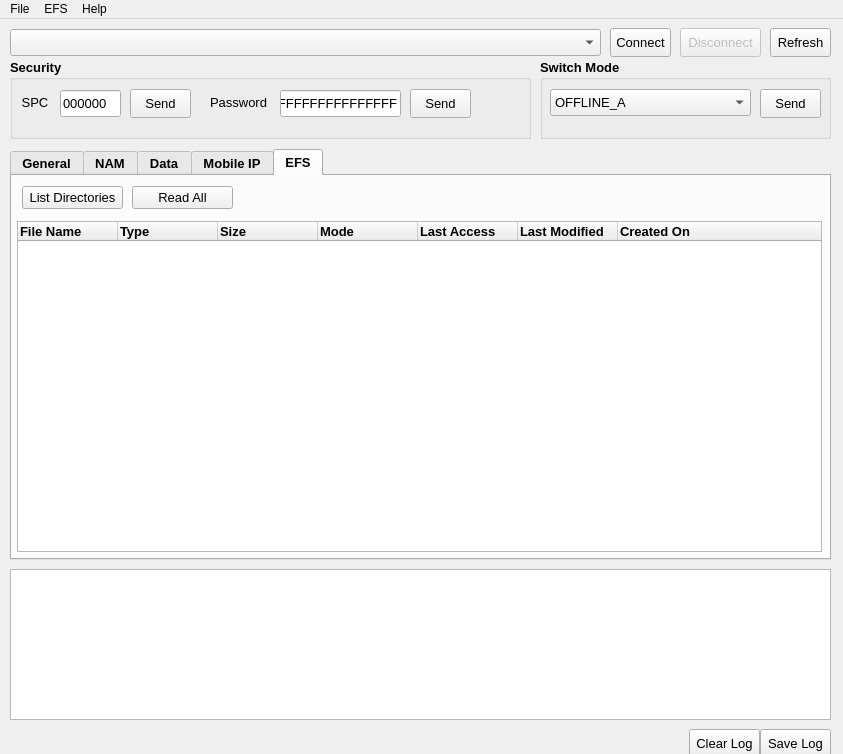
Old version of the form resources/ui/qcdm_window.ui in the repository ghassani/openpst.
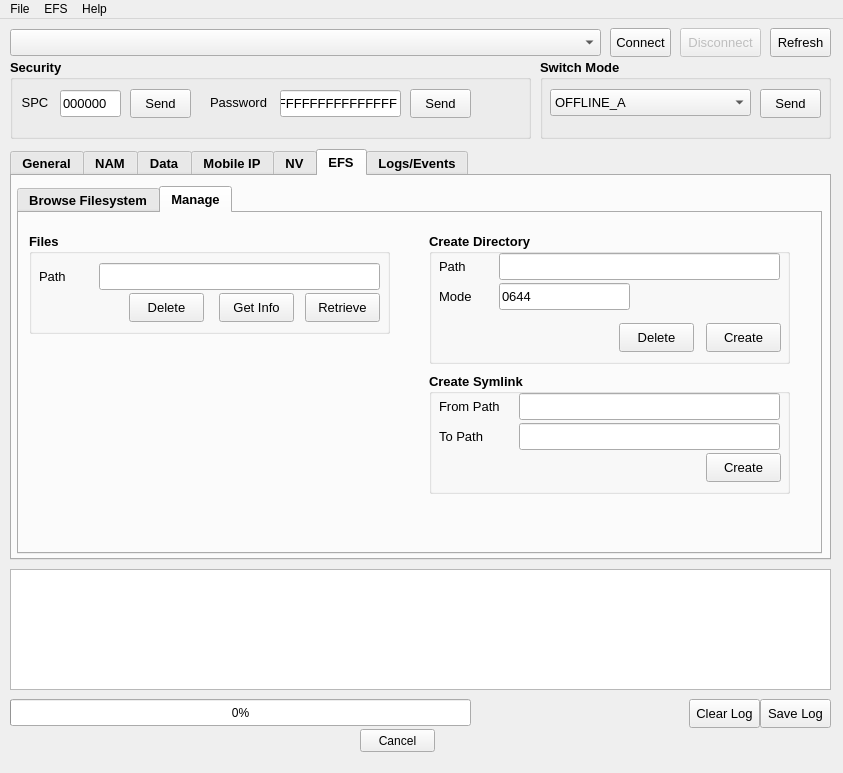
New version of the form. The open tabs and pages were chosen to show the change.

```diff
--- a/resources/ui/qcdm_window.ui
+++ b/resources/ui/qcdm_window.ui
@@ -7,9 +7,21 @@
     <x>0</x>
     <y>0</y>
     <width>843</width>
-    <height>754</height>
+    <height>773</height>
    </rect>
   </property>
+  <property name="minimumSize">
+   <size>
+    <width>843</width>
+    <height>773</height>
+   </size>
+  </property>
+  <property name="maximumSize">
+   <size>
+    <width>843</width>
+    <height>773</height>
+   </size>
+  </property>
   <property name="contextMenuPolicy">
    <enum>Qt::DefaultContextMenu</enum>
   </property>
@@ -19,6 +31,9 @@
   <property name="windowTitle">
    <string>QCDM - OpenPST</string>
   </property>
+  <property name="autoFillBackground">
+   <bool>true</bool>
+  </property>
   <property name="unifiedTitleAndToolBarOnMac">
    <bool>false</bool>
   </property>
@@ -107,7 +122,7 @@
     <property name="geometry">
      <rect>
       <x>689</x>
-      <y>710</y>
+      <y>680</y>
       <width>71</width>
       <height>29</height>
      </rect>
@@ -127,7 +142,7 @@
     <property name="geometry">
      <rect>
       <x>760</x>
-      <y>710</y>
+      <y>680</y>
       <width>71</width>
       <height>29</height>
      </rect>
@@ -149,7 +164,7 @@
       <x>10</x>
       <y>550</y>
       <width>821</width>
-      <height>151</height>
+      <height>121</height>
      </rect>
     </property>
     <property name="font">
@@ -181,7 +196,7 @@
      <enum>QTabWidget::Rounded</enum>
     </property>
     <property name="currentIndex">
-     <number>0</number>
+     <number>6</number>
     </property>
     <widget class="QWidget" name="tabGeneral">
      <attribute name="title">
@@ -900,17 +915,70 @@
        </property>
       </widget>
      </widget>
-     <widget class="QPushButton" name="probeSubsysButton">
+     <widget class="QPushButton" name="probeCommandsButton">
       <property name="geometry">
        <rect>
-        <x>690</x>
-        <y>380</y>
-        <width>111</width>
+        <x>10</x>
+        <y>230</y>
+        <width>201</width>
         <height>23</height>
        </rect>
       </property>
       <property name="text">
-       <string>Probe Subsys</string>
+       <string>Probe Available Commands</string>
+      </property>
+     </widget>
+     <widget class="QPushButton" name="readButton">
+      <property name="geometry">
+       <rect>
+        <x>610</x>
+        <y>250</y>
+        <width>61</width>
+        <height>29</height>
+       </rect>
+      </property>
+      <property name="font">
+       <font>
+        <pointsize>10</pointsize>
+        <weight>50</weight>
+        <bold>false</bold>
+       </font>
+      </property>
+      <property name="text">
+       <string>Just Read</string>
+      </property>
+     </widget>
+     <widget class="QLineEdit" name="sendCommandValue">
+      <property name="geometry">
+       <rect>
+        <x>380</x>
+        <y>300</y>
+        <width>113</width>
+        <height>20</height>
+       </rect>
+      </property>
+      <property name="text">
+       <string>0x01</string>
+      </property>
+     </widget>
+     <widget class="QPushButton" name="sendCommandButton">
+      <property name="geometry">
+       <rect>
+        <x>510</x>
+        <y>300</y>
+        <width>161</width>
+        <height>29</height>
+       </rect>
+      </property>
+      <property name="font">
+       <font>
+        <pointsize>10</pointsize>
+        <weight>50</weight>
+        <bold>false</bold>
+       </font>
+      </property>
+      <property name="text">
+       <string>Send Command</string>
       </property>
      </widget>
     </widget>
@@ -2152,94 +2220,618 @@
       <string>Mobile IP</string>
      </attribute>
     </widget>
+    <widget class="QWidget" name="tabNv">
+     <attribute name="title">
+      <string>NV</string>
+     </attribute>
+    </widget>
     <widget class="QWidget" name="tabEfs">
      <attribute name="title">
       <string>EFS</string>
      </attribute>
-     <widget class="QTreeWidget" name="efsDirectoryTree">
+     <widget class="QTabWidget" name="efsTabWidget">
       <property name="geometry">
        <rect>
         <x>5</x>
-        <y>45</y>
+        <y>10</y>
         <width>805</width>
-        <height>331</height>
+        <height>368</height>
        </rect>
       </property>
-      <column>
-       <property name="text">
-        <string>File Name</string>
-       </property>
-       <property name="textAlignment">
-        <set>AlignLeft|AlignVCenter</set>
-       </property>
-      </column>
-      <column>
-       <property name="text">
-        <string>Type</string>
-       </property>
-      </column>
-      <column>
-       <property name="text">
-        <string>Size</string>
-       </property>
-      </column>
-      <column>
-       <property name="text">
-        <string>Mode</string>
-       </property>
-      </column>
-      <column>
-       <property name="text">
-        <string>Last Access</string>
-       </property>
-      </column>
-      <column>
-       <property name="text">
-        <string>Last Modified</string>
-       </property>
-      </column>
-      <column>
-       <property name="text">
-        <string>Created On</string>
-       </property>
-      </column>
+      <property name="currentIndex">
+       <number>0</number>
+      </property>
+      <widget class="QWidget" name="efsTabFilesystem">
+       <attribute name="title">
+        <string>Browse Filesystem</string>
+       </attribute>
+       <widget class="QPushButton" name="efsListDirectoriesButton">
+        <property name="geometry">
+         <rect>
+          <x>10</x>
+          <y>10</y>
+          <width>101</width>
+          <height>23</height>
+         </rect>
+        </property>
+        <property name="font">
+         <font>
+          <weight>50</weight>
+          <bold>false</bold>
+         </font>
+        </property>
+        <property name="text">
+         <string>List Directories</string>
+        </property>
+       </widget>
+       <widget class="QPushButton" name="efsReadAllButton">
+        <property name="geometry">
+         <rect>
+          <x>120</x>
+          <y>10</y>
+          <width>101</width>
+          <height>23</height>
+         </rect>
+        </property>
+        <property name="font">
+         <font>
+          <weight>50</weight>
+          <bold>false</bold>
+         </font>
+        </property>
+        <property name="text">
+         <string>Read All</string>
+        </property>
+       </widget>
+       <widget class="QTreeWidget" name="efsDirectoryTree">
+        <property name="geometry">
+         <rect>
+          <x>10</x>
+          <y>40</y>
+          <width>780</width>
+          <height>291</height>
+         </rect>
+        </property>
+        <property name="sizeAdjustPolicy">
+         <enum>QAbstractScrollArea::AdjustIgnored</enum>
+        </property>
+        <property name="alternatingRowColors">
+         <bool>true</bool>
+        </property>
+        <property name="selectionBehavior">
+         <enum>QAbstractItemView::SelectRows</enum>
+        </property>
+        <property name="verticalScrollMode">
+         <enum>QAbstractItemView::ScrollPerItem</enum>
+        </property>
+        <property name="horizontalScrollMode">
+         <enum>QAbstractItemView::ScrollPerItem</enum>
+        </property>
+        <property name="uniformRowHeights">
+         <bool>true</bool>
+        </property>
+        <property name="sortingEnabled">
+         <bool>true</bool>
+        </property>
+        <attribute name="headerDefaultSectionSize">
+         <number>100</number>
+        </attribute>
+        <attribute name="headerShowSortIndicator" stdset="0">
+         <bool>true</bool>
+        </attribute>
+        <attribute name="headerStretchLastSection">
+         <bool>false</bool>
+        </attribute>
+        <column>
+         <property name="text">
+          <string>File Name</string>
+         </property>
+         <property name="textAlignment">
+          <set>AlignLeft|AlignVCenter</set>
+         </property>
+        </column>
+        <column>
+         <property name="text">
+          <string>Type</string>
+         </property>
+        </column>
+        <column>
+         <property name="text">
+          <string>Size</string>
+         </property>
+        </column>
+        <column>
+         <property name="text">
+          <string>Mode</string>
+         </property>
+        </column>
+        <column>
+         <property name="text">
+          <string>Last Access</string>
+         </property>
+        </column>
+        <column>
+         <property name="text">
+          <string>Last Modified</string>
+         </property>
+        </column>
+        <column>
+         <property name="text">
+          <string>Created On</string>
+         </property>
+        </column>
+        <column>
+         <property name="text">
+          <string>Full Path</string>
+         </property>
+        </column>
+       </widget>
+       <widget class="QLineEdit" name="efsSubsysCommandValue">
+        <property name="geometry">
+         <rect>
+          <x>620</x>
+          <y>5</y>
+          <width>41</width>
+          <height>25</height>
+         </rect>
+        </property>
+        <property name="text">
+         <string>75</string>
+        </property>
+       </widget>
+       <widget class="QLabel" name="efsSubsysCommandLabel">
+        <property name="geometry">
+         <rect>
+          <x>500</x>
+          <y>5</y>
+          <width>111</width>
+          <height>25</height>
+         </rect>
+        </property>
+        <property name="font">
+         <font>
+          <pointsize>10</pointsize>
+          <weight>50</weight>
+          <bold>false</bold>
+         </font>
+        </property>
+        <property name="text">
+         <string>Subsys Command</string>
+        </property>
+       </widget>
+       <widget class="QLineEdit" name="efsSubsysIdValue">
+        <property name="geometry">
+         <rect>
+          <x>750</x>
+          <y>4</y>
+          <width>41</width>
+          <height>25</height>
+         </rect>
+        </property>
+        <property name="text">
+         <string>19</string>
+        </property>
+       </widget>
+       <widget class="QLabel" name="efsSubsysIdLabel">
+        <property name="geometry">
+         <rect>
+          <x>670</x>
+          <y>4</y>
+          <width>71</width>
+          <height>25</height>
+         </rect>
+        </property>
+        <property name="font">
+         <font>
+          <pointsize>10</pointsize>
+          <weight>50</weight>
+          <bold>false</bold>
+         </font>
+        </property>
+        <property name="text">
+         <string>Subsys ID</string>
+        </property>
+       </widget>
+      </widget>
+      <widget class="QWidget" name="efsTabManage">
+       <attribute name="title">
+        <string>Manage</string>
+       </attribute>
+       <widget class="QGroupBox" name="efsManageFilesGroupBox">
+        <property name="geometry">
+         <rect>
+          <x>10</x>
+          <y>20</y>
+          <width>361</width>
+          <height>101</height>
+         </rect>
+        </property>
+        <property name="title">
+         <string>Files</string>
+        </property>
+        <widget class="QLineEdit" name="efsFilePathValue">
+         <property name="geometry">
+          <rect>
+           <x>70</x>
+           <y>30</y>
+           <width>281</width>
+           <height>27</height>
+          </rect>
+         </property>
+         <property name="font">
+          <font>
+           <pointsize>10</pointsize>
+           <weight>50</weight>
+           <bold>false</bold>
+          </font>
+         </property>
+        </widget>
+        <widget class="QLabel" name="efsFilePathLabel">
+         <property name="geometry">
+          <rect>
+           <x>10</x>
+           <y>30</y>
+           <width>41</width>
+           <height>27</height>
+          </rect>
+         </property>
+         <property name="font">
+          <font>
+           <weight>50</weight>
+           <bold>false</bold>
+          </font>
+         </property>
+         <property name="text">
+          <string>Path</string>
+         </property>
+        </widget>
+        <widget class="QPushButton" name="efsFileRetrieveButton">
+         <property name="geometry">
+          <rect>
+           <x>276</x>
+           <y>60</y>
+           <width>75</width>
+           <height>29</height>
+          </rect>
+         </property>
+         <property name="font">
+          <font>
+           <weight>50</weight>
+           <bold>false</bold>
+          </font>
+         </property>
+         <property name="text">
+          <string>Retrieve</string>
+         </property>
+        </widget>
+        <widget class="QPushButton" name="efsFileGetInfoButton">
+         <property name="geometry">
+          <rect>
+           <x>190</x>
+           <y>60</y>
+           <width>75</width>
+           <height>29</height>
+          </rect>
+         </property>
+         <property name="font">
+          <font>
+           <weight>50</weight>
+           <bold>false</bold>
+          </font>
+         </property>
+         <property name="text">
+          <string>Get Info</string>
+         </property>
+        </widget>
+        <widget class="QPushButton" name="efsFileDeleteButton">
+         <property name="geometry">
+          <rect>
+           <x>100</x>
+           <y>60</y>
+           <width>75</width>
+           <height>29</height>
+          </rect>
+         </property>
+         <property name="font">
+          <font>
+           <weight>50</weight>
+           <bold>false</bold>
+          </font>
+         </property>
+         <property name="text">
+          <string>Delete</string>
+         </property>
+        </widget>
+       </widget>
+       <widget class="QGroupBox" name="efsManageDirectoriesGroupBox">
+        <property name="geometry">
+         <rect>
+          <x>410</x>
+          <y>20</y>
+          <width>361</width>
+          <height>131</height>
+         </rect>
+        </property>
+        <property name="title">
+         <string>Create Directory</string>
+        </property>
+        <widget class="QLineEdit" name="efsDirectoryPathValue">
+         <property name="geometry">
+          <rect>
+           <x>70</x>
+           <y>20</y>
+           <width>281</width>
+           <height>27</height>
+          </rect>
+         </property>
+         <property name="font">
+          <font>
+           <pointsize>10</pointsize>
+           <weight>50</weight>
+           <bold>false</bold>
+          </font>
+         </property>
+        </widget>
+        <widget class="QLabel" name="efsDirectoryPathLabel">
+         <property name="geometry">
+          <rect>
+           <x>10</x>
+           <y>20</y>
+           <width>41</width>
+           <height>27</height>
+          </rect>
+         </property>
+         <property name="font">
+          <font>
+           <weight>50</weight>
+           <bold>false</bold>
+          </font>
+         </property>
+         <property name="text">
+          <string>Path</string>
+         </property>
+        </widget>
+        <widget class="QPushButton" name="pushButton_3">
+         <property name="geometry">
+          <rect>
+           <x>277</x>
+           <y>90</y>
+           <width>75</width>
+           <height>29</height>
+          </rect>
+         </property>
+         <property name="font">
+          <font>
+           <weight>50</weight>
+           <bold>false</bold>
+          </font>
+         </property>
+         <property name="text">
+          <string>Create</string>
+         </property>
+        </widget>
+        <widget class="QLabel" name="efsDirectoryModeLabel">
+         <property name="geometry">
+          <rect>
+           <x>10</x>
+           <y>50</y>
+           <width>41</width>
+           <height>27</height>
+          </rect>
+         </property>
+         <property name="font">
+          <font>
+           <weight>50</weight>
+           <bold>false</bold>
+          </font>
+         </property>
+         <property name="text">
+          <string>Mode</string>
+         </property>
+        </widget>
+        <widget class="QLineEdit" name="efsDirectoryModeValue">
+         <property name="geometry">
+          <rect>
+           <x>70</x>
+           <y>50</y>
+           <width>131</width>
+           <height>27</height>
+          </rect>
+         </property>
+         <property name="font">
+          <font>
+           <pointsize>10</pointsize>
+           <weight>50</weight>
+           <bold>false</bold>
+          </font>
+         </property>
+         <property name="text">
+          <string>0644</string>
+         </property>
+        </widget>
+        <widget class="QPushButton" name="pushButton_6">
+         <property name="geometry">
+          <rect>
+           <x>190</x>
+           <y>90</y>
+           <width>75</width>
+           <height>29</height>
+          </rect>
+         </property>
+         <property name="font">
+          <font>
+           <weight>50</weight>
+           <bold>false</bold>
+          </font>
+         </property>
+         <property name="text">
+          <string>Delete</string>
+         </property>
+        </widget>
+       </widget>
+       <widget class="QGroupBox" name="efsManageSymlinkGroupBox">
+        <property name="geometry">
+         <rect>
+          <x>410</x>
+          <y>160</y>
+          <width>361</width>
+          <height>121</height>
+         </rect>
+        </property>
+        <property name="title">
+         <string>Create Symlink</string>
+        </property>
+        <widget class="QLineEdit" name="efsSymlinkFromPathValue">
+         <property name="geometry">
+          <rect>
+           <x>90</x>
+           <y>20</y>
+           <width>261</width>
+           <height>27</height>
+          </rect>
+         </property>
+         <property name="font">
+          <font>
+           <pointsize>10</pointsize>
+           <weight>50</weight>
+           <bold>false</bold>
+          </font>
+         </property>
+        </widget>
+        <widget class="QLabel" name="efsSymlinkFromPathLabel">
+         <property name="geometry">
+          <rect>
+           <x>10</x>
+           <y>20</y>
+           <width>71</width>
+           <height>27</height>
+          </rect>
+         </property>
+         <property name="font">
+          <font>
+           <weight>50</weight>
+           <bold>false</bold>
+          </font>
+         </property>
+         <property name="text">
+          <string>From Path</string>
+         </property>
+        </widget>
+        <widget class="QPushButton" name="efsSymlinkCreateButton">
+         <property name="geometry">
+          <rect>
+           <x>277</x>
+           <y>80</y>
+           <width>75</width>
+           <height>29</height>
+          </rect>
+         </property>
+         <property name="font">
+          <font>
+           <weight>50</weight>
+           <bold>false</bold>
+          </font>
+         </property>
+         <property name="text">
+          <string>Create</string>
+         </property>
+        </widget>
+        <widget class="QLabel" name="efsSymlinkToPathLabel">
+         <property name="geometry">
+          <rect>
+           <x>10</x>
+           <y>50</y>
+           <width>81</width>
+           <height>27</height>
+          </rect>
+         </property>
+         <property name="font">
+          <font>
+           <weight>50</weight>
+           <bold>false</bold>
+          </font>
+         </property>
+         <property name="text">
+          <string>To Path</string>
+         </property>
+        </widget>
+        <widget class="QLineEdit" name="efsSymlinkToPathValue">
+         <property name="geometry">
+          <rect>
+           <x>90</x>
+           <y>50</y>
+           <width>261</width>
+           <height>27</height>
+          </rect>
+         </property>
+         <property name="font">
+          <font>
+           <pointsize>10</pointsize>
+           <weight>50</weight>
+           <bold>false</bold>
+          </font>
+         </property>
+         <property name="text">
+          <string/>
+         </property>
+        </widget>
+       </widget>
+      </widget>
      </widget>
-     <widget class="QPushButton" name="efsListDirectoriesButton">
+    </widget>
+    <widget class="QWidget" name="tabLogs">
+     <attribute name="title">
+      <string>Logs/Events</string>
+     </attribute>
+     <widget class="QPlainTextEdit" name="deviceLogs">
       <property name="geometry">
        <rect>
         <x>10</x>
-        <y>10</y>
-        <width>101</width>
-        <height>23</height>
+        <y>160</y>
+        <width>791</width>
+        <height>211</height>
        </rect>
       </property>
       <property name="font">
        <font>
-        <weight>50</weight>
-        <bold>false</bold>
+        <pointsize>10</pointsize>
        </font>
       </property>
+     </widget>
+     <widget class="QPushButton" name="pushButton">
+      <property name="geometry">
+       <rect>
+        <x>10</x>
+        <y>20</y>
+        <width>141</width>
+        <height>23</height>
+       </rect>
+      </property>
       <property name="text">
-       <string>List Directories</string>
+       <string>Read Error Log</string>
       </property>
      </widget>
-     <widget class="QPushButton" name="efsReadAllButton">
+     <widget class="QLineEdit" name="extMsgMask">
       <property name="geometry">
        <rect>
-        <x>120</x>
-        <y>10</y>
-        <width>101</width>
-        <height>23</height>
+        <x>270</x>
+        <y>20</y>
+        <width>121</width>
+        <height>27</height>
        </rect>
       </property>
       <property name="font">
        <font>
+        <pointsize>10</pointsize>
         <weight>50</weight>
         <bold>false</bold>
        </font>
       </property>
       <property name="text">
-       <string>Read All</string>
+       <string/>
+      </property>
+      <property name="maxLength">
+       <number>16</number>
       </property>
      </widget>
     </widget>
@@ -2493,6 +3085,58 @@
      </item>
     </widget>
    </widget>
+   <widget class="QProgressBar" name="progressBar">
+    <property name="geometry">
+     <rect>
+      <x>10</x>
+      <y>680</y>
+      <width>461</width>
+      <height>27</height>
+     </rect>
+    </property>
+    <property name="value">
+     <number>0</number>
+    </property>
+   </widget>
+   <widget class="QLabel" name="progressBarLabelBottom">
+    <property name="geometry">
+     <rect>
+      <x>10</x>
+      <y>710</y>
+      <width>341</width>
+      <height>27</height>
+     </rect>
+    </property>
+    <property name="text">
+     <string/>
+    </property>
+   </widget>
+   <widget class="QLabel" name="progressBarLabelRight">
+    <property name="geometry">
+     <rect>
+      <x>470</x>
+      <y>680</y>
+      <width>191</width>
+      <height>27</height>
+     </rect>
+    </property>
+    <property name="text">
+     <string/>
+    </property>
+   </widget>
+   <widget class="QPushButton" name="cancelButton">
+    <property name="geometry">
+     <rect>
+      <x>360</x>
+      <y>710</y>
+      <width>75</width>
+      <height>23</height>
+     </rect>
+    </property>
+    <property name="text">
+     <string>Cancel</string>
+    </property>
+   </widget>
   </widget>
   <widget class="QMenuBar" name="menuBar">
    <property name="geometry">
@@ -2517,8 +3161,9 @@
     <addaction name="actionEfsGetDeviceInfo"/>
     <addaction name="actionEfsQuery"/>
     <addaction name="separator"/>
-    <addaction name="actionEfsExtractFactoryImage"/>
     <addaction name="actionEfsMakeGoldenCopy"/>
+    <addaction name="actionEfsExtractFactoryImage"/>
+    <addaction name="actionEfsFilesystemImage"/>
    </widget>
    <widget class="QMenu" name="menuHelp">
     <property name="title">
@@ -2565,6 +3210,11 @@
     <string>Exit</string>
    </property>
   </action>
+  <action name="actionEfsFilesystemImage">
+   <property name="text">
+    <string>Filesystem Image</string>
+   </property>
+  </action>
  </widget>
  <resources/>
  <connections/>
```
Left out of the diff: 4 changed lines with no effect on the pictures.
